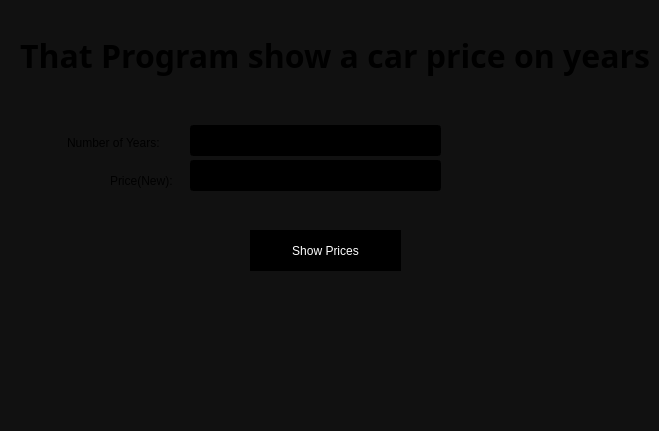
Above: mainwindow.ui from gamingsjm42-bot/Price-Car-On-Years before the change. Below: the same form after it.
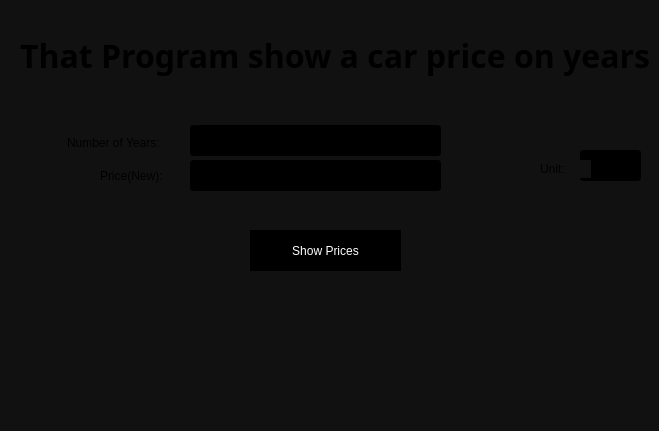
That is the form after the change.

The edit to the form file:
```diff
--- a/mainwindow.ui
+++ b/mainwindow.ui
@@ -74,10 +74,10 @@
    <widget class="QLabel" name="label">
     <property name="geometry">
      <rect>
-      <x>110</x>
-      <y>170</y>
-      <width>71</width>
-      <height>21</height>
+      <x>100</x>
+      <y>160</y>
+      <width>81</width>
+      <height>31</height>
      </rect>
     </property>
     <property name="styleSheet">
@@ -137,6 +137,35 @@
      <string>That Program show a car price on years</string>
     </property>
    </widget>
+   <widget class="QLineEdit" name="unit">
+    <property name="geometry">
+     <rect>
+      <x>580</x>
+      <y>150</y>
+      <width>61</width>
+      <height>31</height>
+     </rect>
+    </property>
+    <property name="styleSheet">
+     <string notr="true"/>
+    </property>
+    <property name="text">
+     <string/>
+    </property>
+   </widget>
+   <widget class="QLabel" name="label_4">
+    <property name="geometry">
+     <rect>
+      <x>540</x>
+      <y>160</y>
+      <width>51</width>
+      <height>18</height>
+     </rect>
+    </property>
+    <property name="text">
+     <string>Unit:</string>
+    </property>
+   </widget>
   </widget>
   <widget class="QStatusBar" name="statusbar"/>
  </widget>
```
